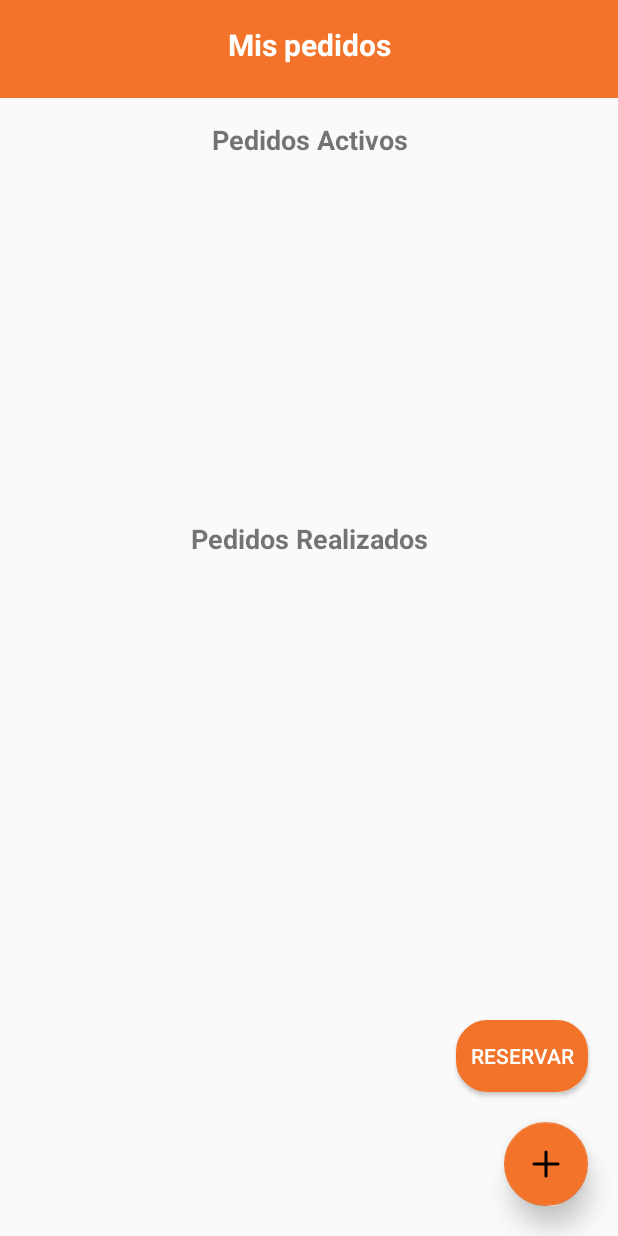
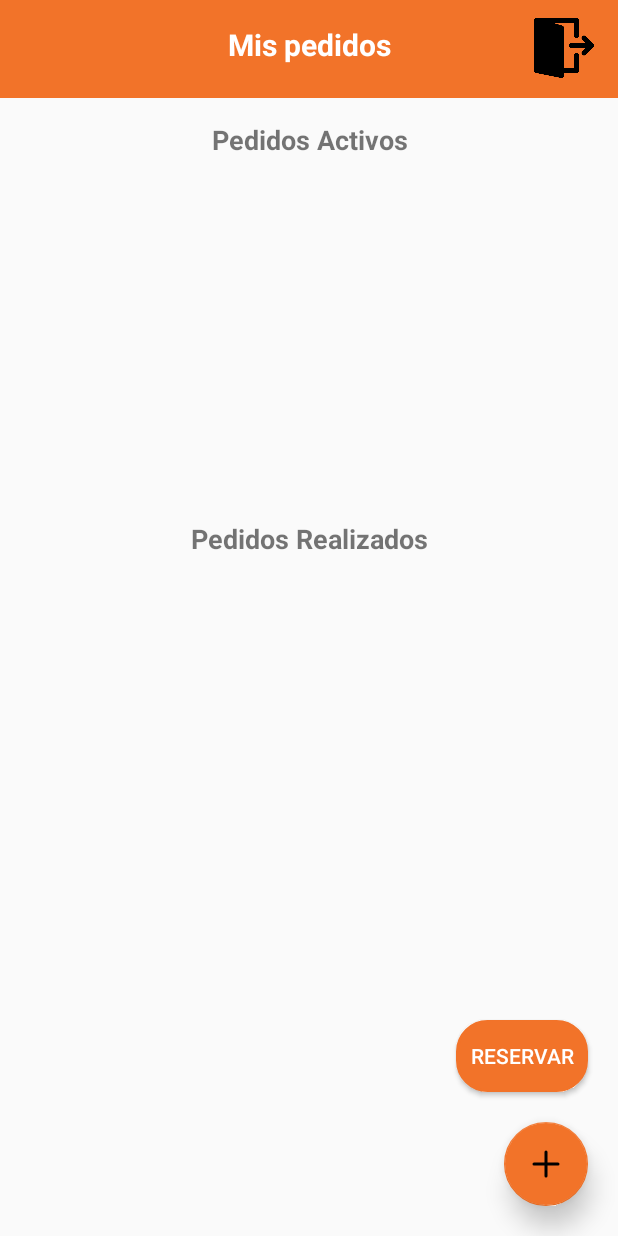
Before and after one commit to manuel0406/ProyectoPDMParte2, an Android app: the MisPedidosActivity screen opened directly, with no data from a screen before it, on a phone screen of 412 x 824 dp. Run offline under Robolectric (Android 15) with nearby library versions, the phone set to English and light mode, and no system bars.

Commit message:
Boton de Cierre de Sesion
Ya se permite cerrar sesion

```diff
--- a/G05/app/src/main/java/sv/edu/ues/fia/telollevoya/ControlBD.java
+++ b/G05/app/src/main/java/sv/edu/ues/fia/telollevoya/ControlBD.java
@@ -1844,4 +1844,8 @@ public class ControlBD {
         }
     }
 
+
+    public void LimpiarUsuario() {
+        db.execSQL("DELETE FROM Usuario");
+    }
 }
--- a/G05/app/src/main/res/layout/activity_mis_pedidos.xml
+++ b/G05/app/src/main/res/layout/activity_mis_pedidos.xml
@@ -63,6 +63,22 @@
             app:layout_constraintStart_toStartOf="parent"
             app:layout_constraintTop_toTopOf="parent"
             app:layout_constraintVertical_bias="0.421" />
+
+        <Button
+            android:id="@+id/btnCerrarSesion"
+            android:layout_width="40dp"
+            android:layout_height="40dp"
+            android:background="@drawable/cerrarsesion"
+            android:gravity="center"
+            android:onClick="cerrarSesion"
+            app:layout_constraintBottom_toBottomOf="parent"
+            app:layout_constraintEnd_toEndOf="parent"
+            app:layout_constraintHorizontal_bias="0.855"
+            app:layout_constraintStart_toEndOf="@+id/title_textView"
+            app:layout_constraintTop_toTopOf="parent"
+            app:layout_constraintVertical_bias="0.48"
+            tools:ignore="TouchTargetSizeCheck,TextContrastCheck,SpeakableTextPresentCheck" />
+
 
     </androidx.constraintlayout.widget.ConstraintLayout>
 
--- a/G05/app/src/main/res/values/strings.xml
+++ b/G05/app/src/main/res/values/strings.xml
@@ -1,6 +1,7 @@
 <resources>
     <!--Vista de Pedidos-->
     <string name="app_name">Te Lo Llevo Ya!</string>
+    <string name="cerrar">Cerrar Sesión</string>
     <string name="buscar_producto">Buscar producto</string>
     <string name="nombre_producto">Nombre del producto</string>
     <string name="codigo">Código</string>
```
Also changed, not shown: G05/app/src/main/java/sv/edu/ues/fia/telollevoya/negocio/negocio/MiNegocioActivity.java (+20 -0 lines), G05/app/src/main/java/sv/edu/ues/fia/telollevoya/pedidos/cliente/MisPedidosActivity.java (+22 -0 lines), G05/app/src/main/java/sv/edu/ues/fia/telollevoya/seguridad/IniciarSesionActivity.java (+0 -10 lines), G05/app/src/main/res/drawable/circular_button_backgroundblack.xml (added, +7 -0 lines), G05/app/src/main/res/layout/activity_mi_negocio.xml (+18 -2 lines), G05/app/src/main/res/drawable/cerrarsesion.png (added), 1 other file.
